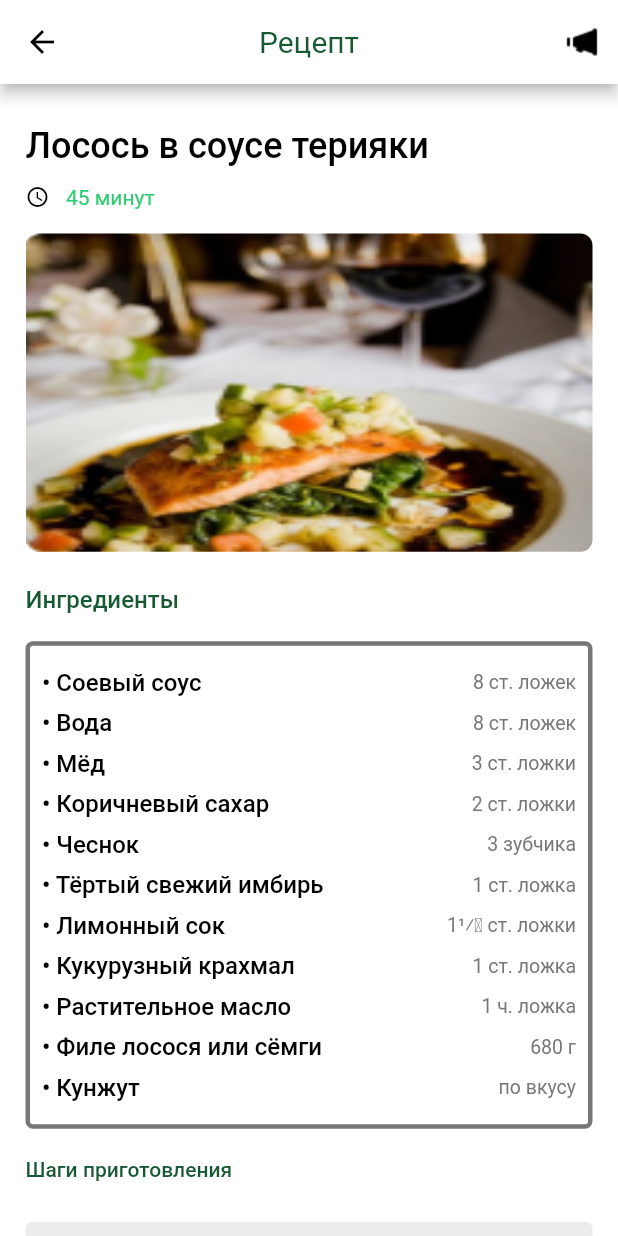
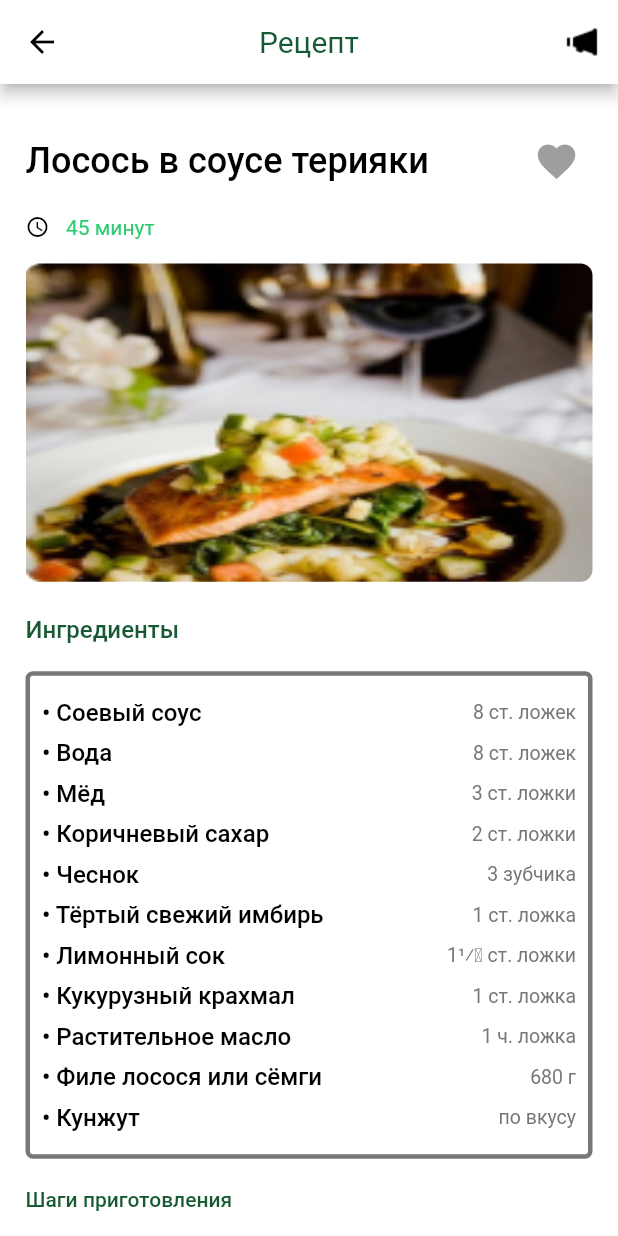
Before and after one commit to amoafina/otus_flutter, a Flutter app: the screen it shows after launch, after a tap on "Лосось в соусе терияки", on a phone screen of 412 x 824 dp. Run offline on Flutter 3.47's test engine with Material 2 defaults, Android fonts, the phone set to English and light mode, and no system bars.

Commit message:
Работа над страницей рецептов

```diff
--- a/lib/main.dart
+++ b/lib/main.dart
@@ -1,5 +1,4 @@
 import 'package:flutter/material.dart';
-import 'package:otusfood/screens/about_food_screen.dart';
 import 'package:otusfood/screens/splash_screen.dart';
 
 void main() {
@@ -12,11 +11,9 @@ class MyApp extends StatelessWidget {
   @override
   Widget build(BuildContext context) {
     return MaterialApp(
-      title: 'Flutter Demo',
-      routes: {
-        '/': (context) => SplashScreenWidget(),
-      },
+      title: 'Otus Food',
       debugShowCheckedModeBanner: false,
+      home: SplashScreenWidget(),
       theme: ThemeData(
         primarySwatch: Colors.blue,
       ),
--- a/lib/model/food.dart
+++ b/lib/model/food.dart
@@ -9,6 +9,8 @@ class Food {
   String imgLocalSource;
   List<FoodStep> steps;
   List<FoodIngredient> ingredients;
+
+  bool isFavorite = false;
 
   Food({
     required this.title,
--- a/lib/screens/about_food_screen.dart
+++ b/lib/screens/about_food_screen.dart
@@ -1,8 +1,8 @@
-import 'package:flutter/cupertino.dart';
 import 'package:flutter/material.dart';
 import 'package:otusfood/model/food.dart';
 import 'package:otusfood/widgets/cooking_time_info_widget.dart';
 import 'package:otusfood/widgets/ingredient_widget.dart';
+import 'package:otusfood/widgets/start_finish_cooking_button.dart';
 import 'package:otusfood/widgets/step_widget.dart';
 
 class AboutFoodScreen extends StatefulWidget {
@@ -19,6 +19,8 @@ class AboutFoodScreen extends StatefulWidget {
 }
 
 class _AboutFoodScreenState extends State<AboutFoodScreen> {
+  bool _isProcessingCooking = false;
+
   @override
   Widget build(BuildContext context) {
     return Scaffold(
@@ -37,8 +39,39 @@ class _AboutFoodScreenState extends State<AboutFoodScreen> {
               color: Color(0XFF165932),
               fontWeight: FontWeight.w400),
         ),
+        bottom: _isProcessingCooking
+            ? PreferredSize(
+                child: Container(
+                  child: Row(
+                    mainAxisSize: MainAxisSize.max,
+                    mainAxisAlignment: MainAxisAlignment.spaceAround,
+                    children: [
+                      Text(
+                        'Таймер',
+                        style: TextStyle(
+                          color: Colors.white,
+                          fontSize: 15.0,
+                          fontWeight: FontWeight.w500,
+                        ),
+                      ),
+                      Text(
+                        '38:59',
+                        style: TextStyle(
+                          color: Colors.white,
+                          fontWeight: FontWeight.w900,
+                          fontSize: 24.0,
+                        ),
+                      )
+                    ],
+                  ),
+                  height: 59.0,
+                ),
+                preferredSize: Size.fromHeight(59),
+              )
+            : null,
         centerTitle: true,
-        backgroundColor: Colors.white,
+        backgroundColor:
+            _isProcessingCooking ? Color(0XFF2ECC71) : Colors.white,
         actions: [
           IconButton(
             color: Colors.black,
@@ -58,13 +91,38 @@ class _AboutFoodScreenState extends State<AboutFoodScreen> {
               children: [
                 Padding(
                   padding: const EdgeInsets.only(top: 27.6),
+                  child: Row(
+                    mainAxisSize: MainAxisSize.max,
+                    children: [
+                      Expanded(
                         child: Text(
                           widget.food.title,
+                          maxLines: 4,
                           style: TextStyle(
                             color: Colors.black,
                             fontWeight: FontWeight.w500,
                             fontSize: 24.0,
                           ),
+                        ),
+                      ),
+                      Visibility(
+                        visible: true,
+                        child: IconButton(
+                          iconSize: 30.0,
+                          icon: Icon(
+                            Icons.favorite_outlined,
+                            color: widget.food.isFavorite
+                                ? Colors.red
+                                : Colors.grey,
+                          ),
+                          onPressed: () {
+                            setState(() {
+                              widget.food.isFavorite = !widget.food.isFavorite;
+                            });
+                          },
+                        ),
+                      ),
+                    ],
                   ),
                 ),
                 Padding(
@@ -118,7 +176,7 @@ class _AboutFoodScreenState extends State<AboutFoodScreen> {
                       itemBuilder: (context, index) {
                         return Padding(
                           padding: EdgeInsets.only(
-                            top: index==0?0.0:8.0,
+                            top: index == 0 ? 0.0 : 8.0,
                           ),
                           child: IngredientWidget(
                             foodIngredient: widget.food.ingredients[index],
@@ -147,6 +205,7 @@ class _AboutFoodScreenState extends State<AboutFoodScreen> {
                           padding: const EdgeInsets.only(top: 8.0, bottom: 8.0),
                           child: StepWidget(
                             step: widget.food.steps[index],
+                            isProcessingCooking: _isProcessingCooking,
                           ),
                         );
                       }),
@@ -157,22 +216,13 @@ class _AboutFoodScreenState extends State<AboutFoodScreen> {
                     bottom: 81.0,
                   ),
                   child: Center(
-                    child: MaterialButton(
-                      minWidth: 232.0,
-                      height: 48.0,
-                      child: Text(
-                        'Начать готовить',
-                        style: TextStyle(
-                          color: Colors.white,
-                          fontWeight: FontWeight.w500,
-                          fontSize: 16.0,
-                        ),
-                      ),
-                      color: Color(0XFF165932),
-                      shape: RoundedRectangleBorder(
-                        borderRadius: BorderRadius.circular(25.0),
-                      ),
-                      onPressed: () {},
+                    child: StartFinishCookingButton(
+                      onPressedButton: () {
+                        setState(() {
+                          _isProcessingCooking = !_isProcessingCooking;
+                        });
+                      },
+                      isProcessingCooking: _isProcessingCooking,
                     ),
                   ),
                 )
--- a/lib/screens/splash_screen.dart
+++ b/lib/screens/splash_screen.dart
@@ -11,10 +11,12 @@ class SplashScreenWidget extends StatelessWidget {
   Widget build(BuildContext context) {
     Timer(
       Duration(seconds: 2),
-      () => Navigator.push(
+      () => Navigator.pushReplacement(
           context,
           MaterialPageRoute(
-            builder: (builder) => MainScreen(title: 'Otus Food',),
+            builder: (builder) => MainScreen(
+              title: 'Otus Food',
+            ),
           )),
     );
 
--- /dev/null
+++ b/lib/widgets/start_finish_cooking_button.dart
@@ -0,0 +1,52 @@
+import 'package:flutter/material.dart';
+
+class StartFinishCookingButton extends StatelessWidget {
+  final bool isProcessingCooking;
+  final Function onPressedButton;
+
+  StartFinishCookingButton({
+    required this.isProcessingCooking,
+    required this.onPressedButton,
+  });
+
+  @override
+  Widget build(BuildContext context) {
+    return MaterialButton(
+      minWidth: 232.0,
+      height: 48.0,
+      child: Text(
+        _getTextForButton(),
+        style: TextStyle(
+          color: _getTextColorForButton(),
+          fontWeight: FontWeight.w500,
+          fontSize: 16.0,
+        ),
+      ),
+      color: _getColorForButton(),
+      shape: _getShapeForButton(),
+      onPressed: () {
+        onPressedButton();
+      },
+    );
+  }
+
+  String _getTextForButton() =>
+      isProcessingCooking ? "Закончить готовить" : "Начать готовить";
+
+  Color _getTextColorForButton() =>
+      isProcessingCooking ? Color(0XFF165932) : Colors.white;
+
+  ShapeBorder _getShapeForButton() => isProcessingCooking
+      ? RoundedRectangleBorder(
+          borderRadius: BorderRadius.circular(25.0),
+          side: BorderSide(
+            color: Color(0XFF165932),
+            width: 2.0,
+          ))
+      : RoundedRectangleBorder(
+          borderRadius: BorderRadius.circular(25.0),
+        );
+
+  Color _getColorForButton() =>
+      isProcessingCooking ? Colors.white : Color(0XFF165932);
+}
--- a/lib/widgets/step_widget.dart
+++ b/lib/widgets/step_widget.dart
@@ -4,9 +4,11 @@ import '../model/food_step.dart' as stp;
 
 class StepWidget extends StatelessWidget {
   final stp.FoodStep step;
+  final bool isProcessingCooking;
 
   StepWidget({
     required this.step,
+    required this.isProcessingCooking,
   });
 
   @override
@@ -46,7 +48,7 @@ class StepWidget extends StatelessWidget {
                 shape: RoundedRectangleBorder(
                   borderRadius: BorderRadius.circular(5.0),
                 ),
-                onChanged: (isChecked) {},
+                onChanged: isProcessingCooking ? (isChecked) {} : null,
               ),
               Text(
                 '${step.getTimeMinute()}',
```
Also changed, not shown: pubspec.lock, 1 other file. Lines whose indentation alone changed are shown as unchanged.
